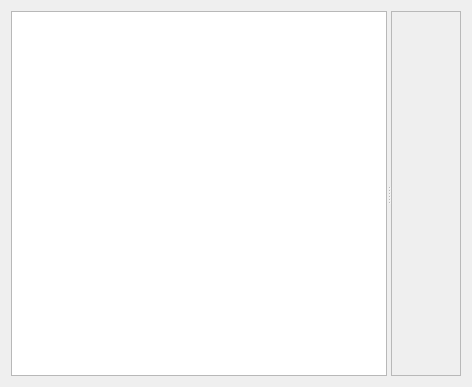
Above: lierre/ui/thread_widget.ui from hydrargyrum/lierre before the change. Below: the same form after it.
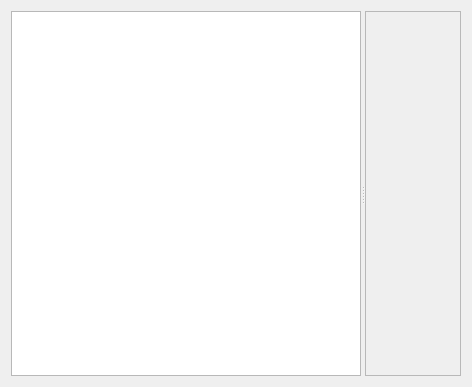
That is the form after the change. Icons and pictures are not drawn. Custom widgets are drawn as their Qt base class.

Commit message:
thread widget: add toolbar
For now, it doesn't do much. It allows to re-tag selected messages.

Diff of the .ui file:
```diff
--- a/lierre/ui/thread_widget.ui
+++ b/lierre/ui/thread_widget.ui
@@ -30,6 +30,9 @@
        <number>10</number>
       </property>
      </widget>
+     <widget class="QWidget" name="layoutWidget">
+      <layout class="QVBoxLayout" name="verticalLayout">
+       <item>
      <widget class="QScrollArea" name="threadViewScroll">
       <property name="widgetResizable">
        <bool>true</bool>
@@ -39,13 +42,16 @@
         <rect>
          <x>0</x>
          <y>0</y>
-         <width>142</width>
-         <height>367</height>
+            <width>95</width>
+            <height>365</height>
         </rect>
        </property>
       </widget>
      </widget>
-    </widget>
+       </item>
+      </layout>
+     </widget>
+    </widget>
    </item>
   </layout>
  </widget>
```
Left out of the diff: 14 changed lines with no effect on the pictures. Lines whose indentation alone changed are shown as unchanged. The commit also changes 2 other files.
